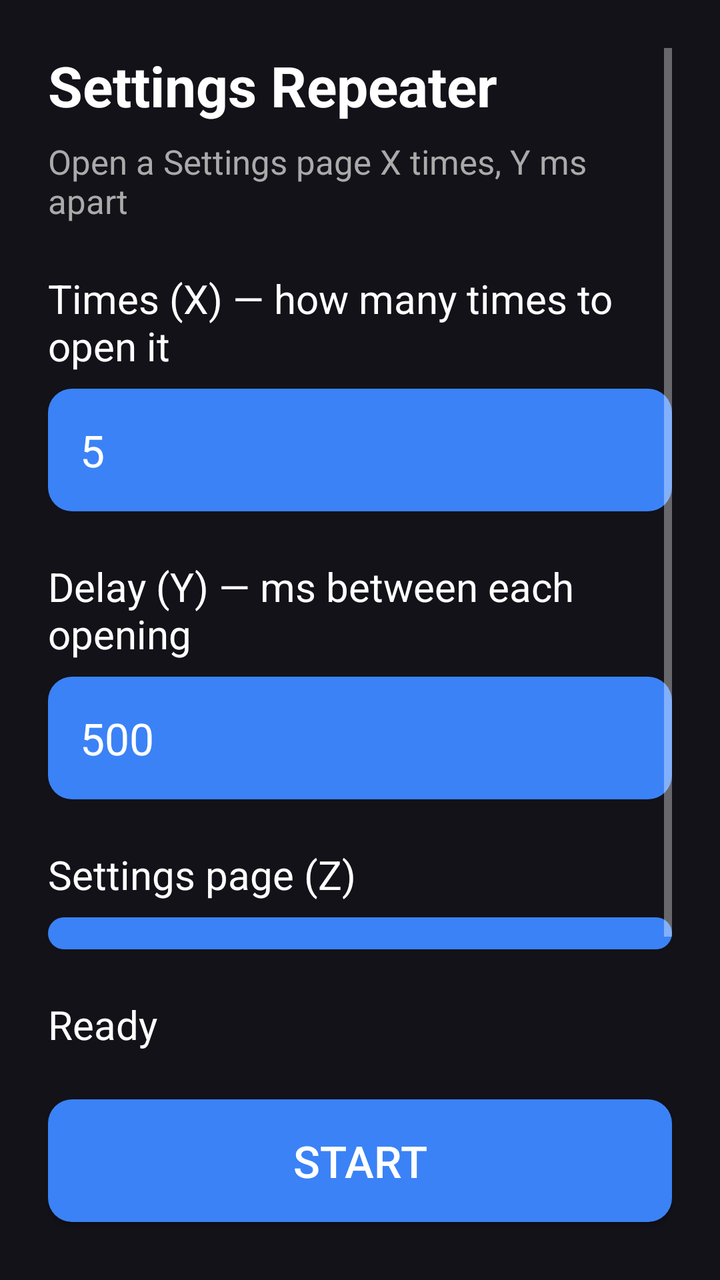
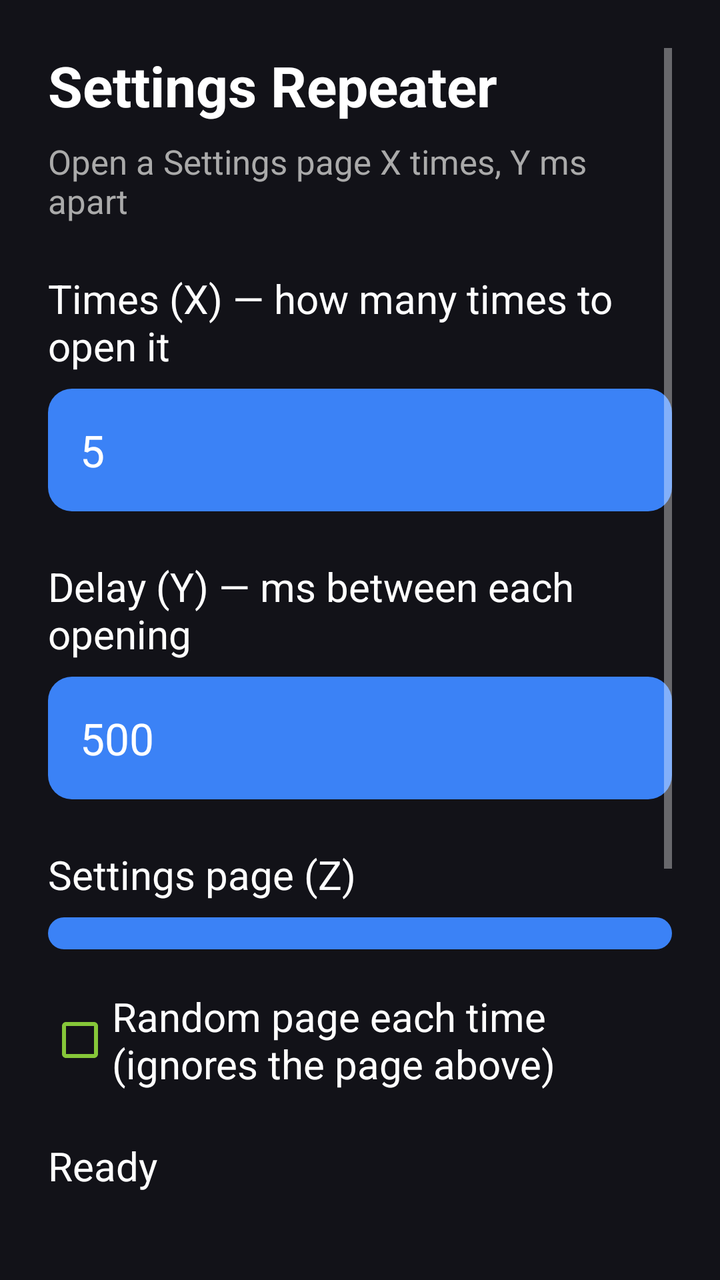

The first picture is an Android layout as it rendered before a commit; the second is the same layout after the commit. The layout source and the unified diff follow.
<!-- AndroidManifest.xml: application theme Theme.SettingsRepeater -->
<!-- res/layout/activity_main.xml -->
<?xml version="1.0" encoding="utf-8"?>
<ScrollView xmlns:android="http://schemas.android.com/apk/res/android"
    android:layout_width="match_parent"
    android:layout_height="match_parent"
    android:background="#121218"
    android:padding="24dp">

    <LinearLayout
        android:layout_width="match_parent"
        android:layout_height="wrap_content"
        android:orientation="vertical">

        <TextView
            android:layout_width="wrap_content"
            android:layout_height="wrap_content"
            android:text="@string/app_name"
            android:textColor="#FFFFFF"
            android:textSize="28sp"
            android:textStyle="bold" />

        <TextView
            android:layout_width="wrap_content"
            android:layout_height="wrap_content"
            android:layout_marginTop="8dp"
            android:text="@string/app_tagline"
            android:textColor="#AAAAAA"
            android:textSize="17sp" />

        <TextView
            android:layout_width="wrap_content"
            android:layout_height="wrap_content"
            android:layout_marginTop="24dp"
            android:text="@string/times_label"
            android:textColor="#FFFFFF"
            android:textSize="20sp" />

        <EditText
            android:id="@+id/times_input"
            android:layout_width="match_parent"
            android:layout_height="wrap_content"
            android:layout_marginTop="8dp"
            android:background="@drawable/button_bg"
            android:hint="@string/times_hint"
            android:textColorHint="#888888"
            android:inputType="number"
            android:padding="16dp"
            android:text="5"
            android:textColor="#FFFFFF"
            android:textSize="22sp" />

        <TextView
            android:layout_width="wrap_content"
            android:layout_height="wrap_content"
            android:layout_marginTop="24dp"
            android:text="@string/delay_label"
            android:textColor="#FFFFFF"
            android:textSize="20sp" />

        <EditText
            android:id="@+id/delay_input"
            android:layout_width="match_parent"
            android:layout_height="wrap_content"
            android:layout_marginTop="8dp"
            android:background="@drawable/button_bg"
            android:hint="@string/delay_hint"
            android:textColorHint="#888888"
            android:inputType="number"
            android:padding="16dp"
            android:text="500"
            android:textColor="#FFFFFF"
            android:textSize="22sp" />

        <TextView
            android:layout_width="wrap_content"
            android:layout_height="wrap_content"
            android:layout_marginTop="24dp"
            android:text="@string/page_label"
            android:textColor="#FFFFFF"
            android:textSize="20sp" />

        <Spinner
            android:id="@+id/page_spinner"
            android:layout_width="match_parent"
            android:layout_height="wrap_content"
            android:layout_marginTop="8dp"
            android:background="@drawable/button_bg"
            android:padding="8dp" />

        <EditText
            android:id="@+id/custom_input"
            android:layout_width="match_parent"
            android:layout_height="wrap_content"
            android:layout_marginTop="16dp"
            android:background="@drawable/button_bg"
            android:hint="@string/custom_hint"
            android:textColorHint="#888888"
            android:inputType="textNoSuggestions"
            android:padding="16dp"
            android:textColor="#FFFFFF"
            android:textSize="20sp"
            android:visibility="gone" />

        <TextView
            android:id="@+id/status_text"
            android:layout_width="wrap_content"
            android:layout_height="wrap_content"
            android:layout_marginTop="24dp"
            android:text="@string/status_ready"
            android:textColor="#FFFFFF"
            android:textSize="20sp" />

        <Button
            android:id="@+id/start_button"
            android:layout_width="match_parent"
            android:layout_height="wrap_content"
            android:layout_marginTop="24dp"
            android:background="@drawable/button_bg"
            android:paddingTop="16dp"
            android:paddingBottom="16dp"
            android:text="@string/start_button"
            android:textColor="#FFFFFF"
            android:textSize="22sp" />

        <Button
            android:id="@+id/stop_button"
            android:layout_width="match_parent"
            android:layout_height="wrap_content"
            android:layout_marginTop="16dp"
            android:background="@drawable/button_bg"
            android:paddingTop="16dp"
            android:paddingBottom="16dp"
            android:text="@string/stop_button"
            android:textColor="#FFFFFF"
            android:textSize="22sp" />

        <TextView
            android:layout_width="wrap_content"
            android:layout_height="wrap_content"
            android:layout_marginTop="24dp"
            android:text="@string/note"
            android:textColor="#AAAAAA"
            android:textSize="17sp" />

    </LinearLayout>

</ScrollView>
<!-- resources referenced by this layout -->
<resources>
  <!-- drawable button_bg (drawable) -->
  <?xml version="1.0" encoding="utf-8"?>
  <shape xmlns:android="http://schemas.android.com/apk/res/android"
      android:shape="rectangle">
      <corners android:radius="12dp" />
      <solid android:color="#3B82F6" />
  </shape>
  <string name="app_name">Settings Repeater</string>
  <string name="app_tagline">Open a Settings page X times, Y ms apart</string>
  <string name="custom_hint">Settings action, e.g. android.settings.WIFI_SETTINGS</string>
  <string name="delay_hint">e.g. 500</string>
  <string name="delay_label">Delay (Y) — ms between each opening</string>
  <string name="note">The first page opens straight away; the rest follow Y ms apart. Stop cancels whatever is left. If the page is already on screen, opening it again just brings it to the front — the count still advances. Press Back to come back here and see the final count.</string>
  <string name="page_label">Settings page (Z)</string>
  <string name="start_button">Start</string>
  <string name="status_ready">Ready</string>
  <string name="stop_button">Stop</string>
  <string name="times_hint">e.g. 5</string>
  <string name="times_label">Times (X) — how many times to open it</string>
  <style name="Theme.SettingsRepeater" parent="Theme.AppCompat.NoActionBar">
          <item name="android:windowBackground">#121218</item>
      </style>
</resources>

<!-- the commit's change to res/layout/activity_main.xml (unified diff, before → after) -->
@@ -100,6 +100,16 @@
             android:textSize="20sp"
             android:visibility="gone" />
 
+        <CheckBox
+            android:id="@+id/random_checkbox"
+            android:layout_width="wrap_content"
+            android:layout_height="wrap_content"
+            android:layout_marginTop="20dp"
+            android:buttonTint="#86C739"
+            android:text="@string/random_label"
+            android:textColor="#FFFFFF"
+            android:textSize="20sp" />
+
         <TextView
             android:id="@+id/status_text"
             android:layout_width="wrap_content"
<!-- resource entries referenced after the edit -->
@@ -14,6 +14,7 @@
   <string name="delay_label">Delay (Y) — ms between each opening</string>
   <string name="note">The first page opens straight away; the rest follow Y ms apart. Stop cancels whatever is left. If the page is already on screen, opening it again just brings it to the front — the count still advances. Press Back to come back here and see the final count.</string>
   <string name="page_label">Settings page (Z)</string>
+  <string name="random_label">Random page each time (ignores the page above)</string>
   <string name="start_button">Start</string>
   <string name="status_ready">Ready</string>
   <string name="stop_button">Stop</string>
